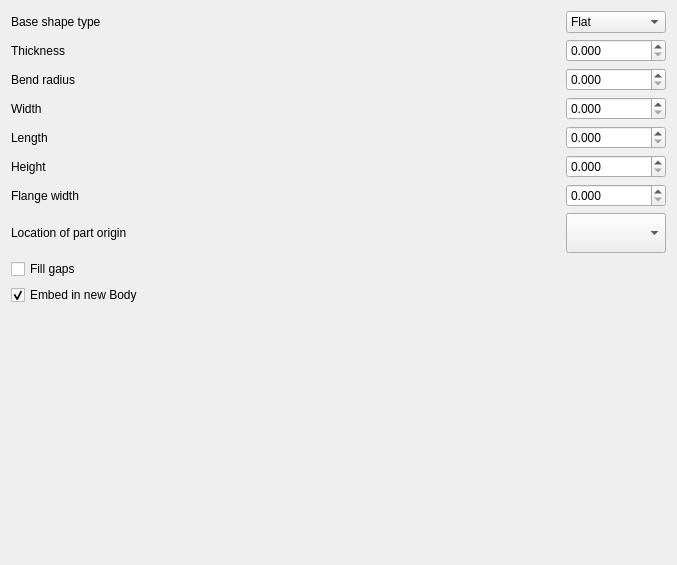
Qt form BaseShapeOptions.ui (shaise/FreeCAD_SheetMetal) before a commit.
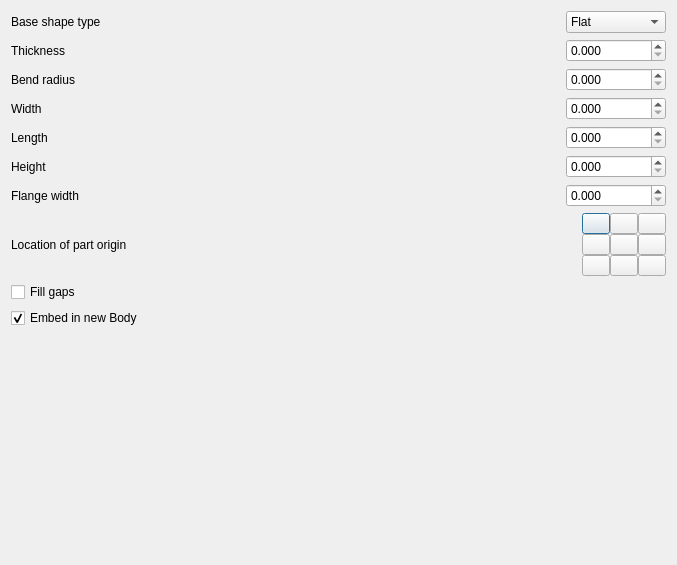
The same form after that commit. Icons and pictures are not drawn. Custom widgets are drawn as their Qt base class.

Commit message: Change origin selection methos in base shape gui. issue #349

Patch:
```diff
--- a/BaseShapeOptions.ui
+++ b/BaseShapeOptions.ui
@@ -497,9 +497,19 @@
       </spacer>
      </item>
      <item>
-      <widget class="QComboBox" name="originLoc">
+      <layout class="QVBoxLayout" name="verticalLayout_2">
+       <property name="spacing">
+        <number>0</number>
+       </property>
+       <item>
+        <layout class="QHBoxLayout" name="horizontalLayout_10">
+         <property name="spacing">
+          <number>0</number>
+         </property>
+         <item>
+          <widget class="QPushButton" name="pushTL">
        <property name="sizePolicy">
-        <sizepolicy hsizetype="Expanding" vsizetype="Preferred">
+            <sizepolicy hsizetype="Minimum" vsizetype="Fixed">
          <horstretch>0</horstretch>
          <verstretch>0</verstretch>
         </sizepolicy>
@@ -507,109 +517,261 @@
        <property name="minimumSize">
         <size>
          <width>0</width>
-         <height>40</height>
+             <height>0</height>
         </size>
        </property>
        <property name="maximumSize">
         <size>
-         <width>100</width>
-         <height>40</height>
-        </size>
-       </property>
-       <property name="toolTip">
-        <string>Top view</string>
-       </property>
-       <property name="currentIndex">
-        <number>0</number>
+             <width>28</width>
+             <height>21</height>
+            </size>
+           </property>
+           <property name="styleSheet">
+            <string notr="true">QPushButton {
+  border-image: url('Icons:BaseShape_TL.svg') 0 0 0 0 stretch stretch;
+}
+</string>
+           </property>
+           <property name="text">
+            <string notr="true" extracomment="TL"/>
        </property>
        <property name="iconSize">
         <size>
-         <width>64</width>
-         <height>32</height>
-        </size>
-       </property>
+             <width>24</width>
+             <height>17</height>
+            </size>
+           </property>
+          </widget>
+         </item>
        <item>
-        <property name="text">
-         <string/>
-        </property>
-        <property name="icon">
-         <iconset>
-          <normaloff>Icons:BaseShape_BL.svg</normaloff>Icons:BaseShape_BL.svg</iconset>
-        </property>
-       </item>
-       <item>
+          <widget class="QPushButton" name="pushTC">
+           <property name="maximumSize">
+            <size>
+             <width>28</width>
+             <height>21</height>
+            </size>
+           </property>
+           <property name="styleSheet">
+            <string notr="true">QPushButton {
+  border-image: url('Icons:BaseShape_TC.svg') 0 0 0 0 stretch stretch;
+}
+</string>
+           </property>
         <property name="text">
-         <string/>
-        </property>
-        <property name="icon">
-         <iconset>
-          <normaloff>Icons:BaseShape_CL.svg</normaloff>Icons:BaseShape_CL.svg</iconset>
-        </property>
+            <string notr="true" extracomment="TC"/>
+           </property>
+           <property name="iconSize">
+            <size>
+             <width>24</width>
+             <height>17</height>
+            </size>
+           </property>
+          </widget>
        </item>
        <item>
+          <widget class="QPushButton" name="pushTR">
+           <property name="maximumSize">
+            <size>
+             <width>28</width>
+             <height>21</height>
+            </size>
+           </property>
+           <property name="styleSheet">
+            <string notr="true">QPushButton {
+  border-image: url('Icons:BaseShape_TR.svg') 0 0 0 0 stretch stretch;
+}
+</string>
+           </property>
         <property name="text">
-         <string/>
-        </property>
-        <property name="icon">
-         <iconset>
-          <normaloff>Icons:BaseShape_TL.svg</normaloff>Icons:BaseShape_TL.svg</iconset>
-        </property>
-       </item>
+            <string extracomment="TR"/>
+           </property>
+           <property name="iconSize">
+            <size>
+             <width>24</width>
+             <height>17</height>
+            </size>
+           </property>
+          </widget>
+         </item>
+        </layout>
+       </item>
        <item>
+        <layout class="QHBoxLayout" name="horizontalLayout_11">
+         <property name="spacing">
+          <number>0</number>
+         </property>
+         <item>
+          <widget class="QPushButton" name="pushCL">
+           <property name="sizePolicy">
+            <sizepolicy hsizetype="Maximum" vsizetype="Fixed">
+             <horstretch>0</horstretch>
+             <verstretch>0</verstretch>
+            </sizepolicy>
+           </property>
+           <property name="maximumSize">
+            <size>
+             <width>28</width>
+             <height>21</height>
+            </size>
+           </property>
+           <property name="styleSheet">
+            <string notr="true">QPushButton {
+  border-image: url('Icons:BaseShape_CL.svg') 0 0 0 0 stretch stretch;
+}
+</string>
+           </property>
         <property name="text">
-         <string/>
-        </property>
-        <property name="icon">
-         <iconset>
-          <normaloff>Icons:BaseShape_BC.svg</normaloff>Icons:BaseShape_BC.svg</iconset>
-        </property>
+            <string notr="true" extracomment="CL"/>
+           </property>
+           <property name="iconSize">
+            <size>
+             <width>24</width>
+             <height>17</height>
+            </size>
+           </property>
+          </widget>
        </item>
        <item>
+          <widget class="QPushButton" name="pushCC">
+           <property name="maximumSize">
+            <size>
+             <width>28</width>
+             <height>21</height>
+            </size>
+           </property>
+           <property name="styleSheet">
+            <string notr="true">QPushButton {
+  border-image: url('Icons:BaseShape_CC.svg') 0 0 0 0 stretch stretch;
+}
+</string>
+           </property>
         <property name="text">
-         <string/>
-        </property>
-        <property name="icon">
-         <iconset>
-          <normaloff>Icons:BaseShape_CC.svg</normaloff>Icons:BaseShape_CC.svg</iconset>
-        </property>
+            <string notr="true" extracomment="CC"/>
+           </property>
+           <property name="iconSize">
+            <size>
+             <width>24</width>
+             <height>17</height>
+            </size>
+           </property>
+          </widget>
        </item>
        <item>
+          <widget class="QPushButton" name="pushCR">
+           <property name="maximumSize">
+            <size>
+             <width>28</width>
+             <height>21</height>
+            </size>
+           </property>
+           <property name="styleSheet">
+            <string notr="true">QPushButton {
+  border-image: url('Icons:BaseShape_CR.svg') 0 0 0 0 stretch stretch;
+}
+</string>
+           </property>
         <property name="text">
-         <string/>
-        </property>
-        <property name="icon">
-         <iconset>
-          <normaloff>Icons:BaseShape_TC.svg</normaloff>Icons:BaseShape_TC.svg</iconset>
-        </property>
-       </item>
+            <string notr="true" extracomment="CR"/>
+           </property>
+           <property name="iconSize">
+            <size>
+             <width>24</width>
+             <height>17</height>
+            </size>
+           </property>
+          </widget>
+         </item>
+        </layout>
+       </item>
        <item>
+        <layout class="QHBoxLayout" name="horizontalLayout_9">
+         <property name="spacing">
+          <number>0</number>
+         </property>
+         <item>
+          <widget class="QPushButton" name="pushBL">
+           <property name="sizePolicy">
+            <sizepolicy hsizetype="Minimum" vsizetype="Fixed">
+             <horstretch>0</horstretch>
+             <verstretch>0</verstretch>
+            </sizepolicy>
+           </property>
+           <property name="maximumSize">
+            <size>
+             <width>28</width>
+             <height>21</height>
+            </size>
+           </property>
+           <property name="styleSheet">
+            <string notr="true">QPushButton {
+  border-image: url('Icons:BaseShape_BL.svg') 0 0 0 0 stretch stretch;
+}
+</string>
+           </property>
         <property name="text">
-         <string/>
-        </property>
-        <property name="icon">
-         <iconset>
-          <normaloff>Icons:BaseShape_BR.svg</normaloff>Icons:BaseShape_BR.svg</iconset>
-        </property>
+            <string notr="true" extracomment="BL"/>
+           </property>
+           <property name="iconSize">
+            <size>
+             <width>24</width>
+             <height>17</height>
+            </size>
+           </property>
+          </widget>
        </item>
        <item>
+          <widget class="QPushButton" name="pushBC">
+           <property name="maximumSize">
+            <size>
+             <width>28</width>
+             <height>21</height>
+            </size>
+           </property>
+           <property name="styleSheet">
+            <string notr="true">QPushButton {
+  border-image: url('Icons:BaseShape_BC.svg') 0 0 0 0 stretch stretch;
+}
+</string>
+           </property>
         <property name="text">
-         <string/>
-        </property>
-        <property name="icon">
-         <iconset>
-          <normaloff>Icons:BaseShape_CR.svg</normaloff>Icons:BaseShape_CR.svg</iconset>
-        </property>
+            <string notr="true" extracomment="BC"/>
+           </property>
+           <property name="iconSize">
+            <size>
+             <width>24</width>
+             <height>17</height>
+            </size>
+           </property>
+          </widget>
        </item>
        <item>
+          <widget class="QPushButton" name="pushBR">
+           <property name="maximumSize">
+            <size>
+             <width>28</width>
+             <height>21</height>
+            </size>
+           </property>
+           <property name="styleSheet">
+            <string notr="true">QPushButton {
+  border-image: url('Icons:BaseShape_BR.svg') 0 0 0 0 stretch stretch;
+}
+</string>
+           </property>
         <property name="text">
-         <string/>
-        </property>
-        <property name="icon">
-         <iconset>
-          <normaloff>Icons:BaseShape_TR.svg</normaloff>Icons:BaseShape_TR.svg</iconset>
-        </property>
-       </item>
-      </widget>
+            <string notr="true" extracomment="BR"/>
+           </property>
+           <property name="iconSize">
+            <size>
+             <width>24</width>
+             <height>17</height>
+            </size>
+           </property>
+          </widget>
+         </item>
+        </layout>
+       </item>
+      </layout>
      </item>
     </layout>
    </item>
```
Lines whose indentation alone changed are shown as unchanged. The commit also changes 13 other files.
